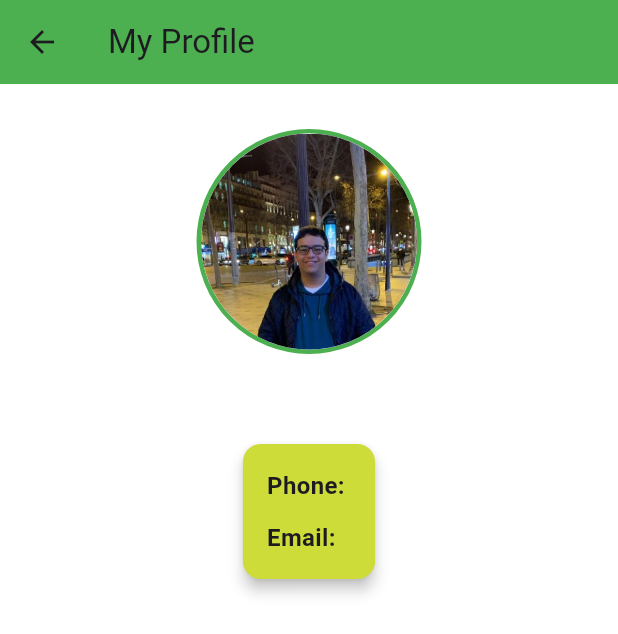
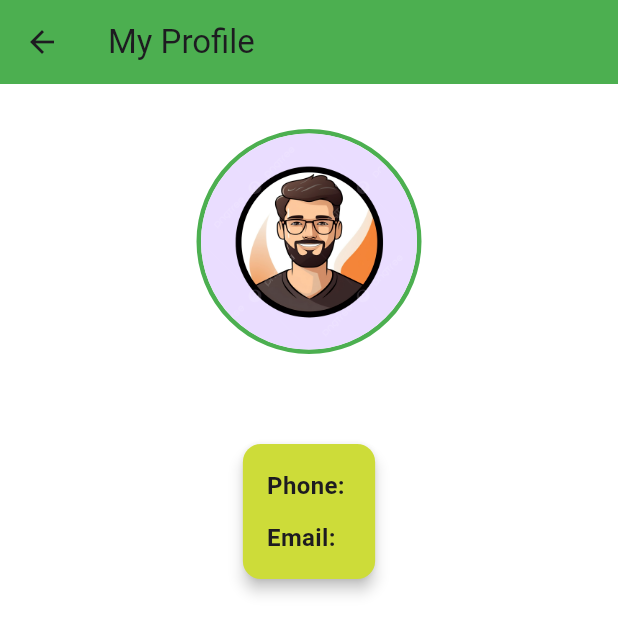
Before and after one commit to DevYehia/Hediaty-Gifter, a Flutter app: the ProfilePage screen opened directly with empty values, on a phone screen of 412 x 824 dp. Shown: the top 634 px of the screen. Run offline on Flutter 3.47's test engine with Material 3 defaults, Android fonts, the phone set to English and light mode, and no system bars; our stand-ins replace firebase_auth, firebase_core, firebase_database, loading_animation_widget, shared_preferences, sqflite; accounts and stored records are empty.

Commit message:
removed youssef's image sadly

```diff
--- a/hediaty/lib/CustomWidgets/friend_widget.dart
+++ b/hediaty/lib/CustomWidgets/friend_widget.dart
@@ -31,13 +31,13 @@ class FriendWidget extends StatelessWidget{
       displayedImage = Padding(padding: EdgeInsets.all(paddingPixels),
       child: Badge.count(
         count: eventCount,
-        child: CircleAvatar(radius: 40, backgroundImage:AssetImage("assets/youssef.jpeg"))
+        child: CircleAvatar(radius: 40, backgroundImage:AssetImage("assets/profileImage.png"))
         )
       );
     }
     else{
       displayedImage = Padding(padding: EdgeInsets.all(paddingPixels),
-        child: CircleAvatar(radius: 40, backgroundImage:AssetImage("assets/youssef.jpeg"))
+        child: CircleAvatar(radius: 40, backgroundImage:AssetImage("assets/profileImage.png"))
       );
     }
 
--- a/hediaty/lib/Pages/profilePage.dart
+++ b/hediaty/lib/Pages/profilePage.dart
@@ -79,7 +79,7 @@ class ProfilePageState extends State<ProfilePage> {
                         ),
                         child: CircleAvatar(
                           radius: 60,
-                          backgroundImage: AssetImage("assets/youssef.jpeg"),
+                          backgroundImage: AssetImage("assets/profileImage.png"),
                         ),
                       ),
                       Text(user!.userName,
--- a/hediaty/pubspec.yaml
+++ b/hediaty/pubspec.yaml
@@ -66,7 +66,7 @@ flutter:
 
   assets:
     - assets/gift_logo.jpg
-    - assets/youssef.jpeg
+    - assets/profileImage.png
     - assets/giftsBackground.jpg
     - assets/eventCalender.png
     - assets/gift_logo_inverted.jpg
```
Also changed, not shown: hediaty/assets/profileImage.png (added).
